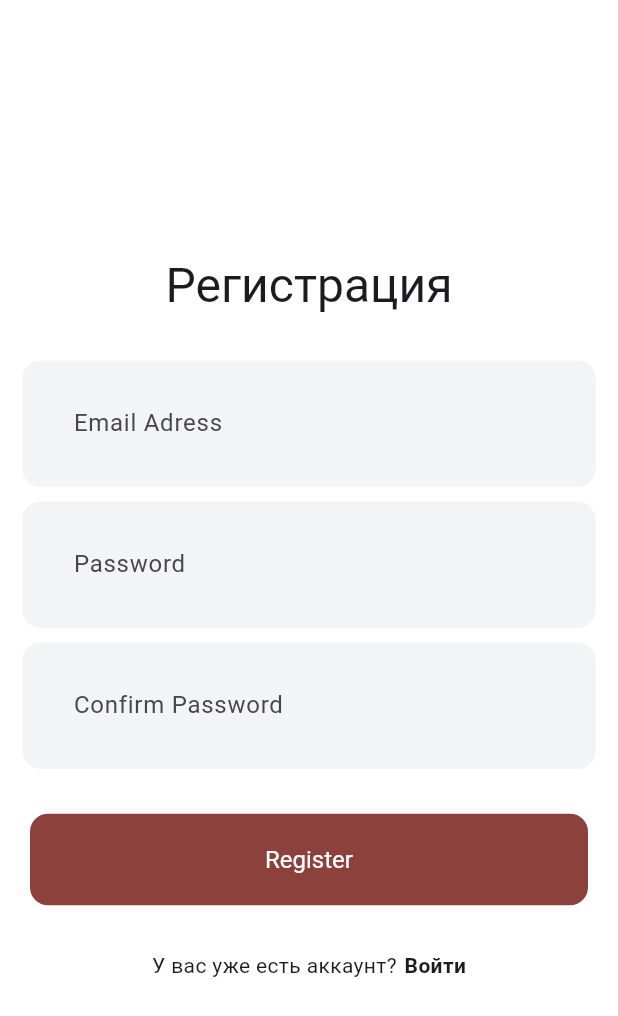
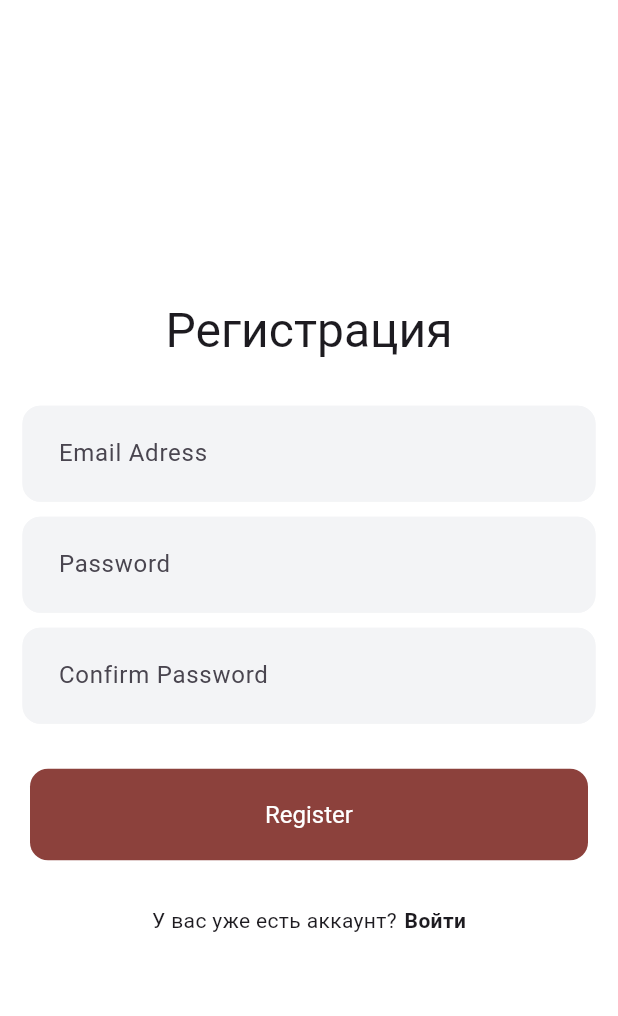
Before and after one commit to NursAIU/NursChat, a Flutter app: the screen it shows after launch, after a tap on "Зарегистрироваться", on a phone screen of 412 x 824 dp. Shown: the top 1016 px of the screen. Run offline on Flutter 3.47's test engine with Material 3 defaults, Android fonts, the phone set to English and light mode, and no system bars; our stand-ins replace cloud_firestore, firebase_auth, firebase_core, google_fonts; accounts and stored records are empty; generated files the repository leaves out were written again; network calls fail.

Commit message:
7 commit => почти готова нету голосовое сообщение

```diff
--- a/lib/screens/HomeScreen.dart
+++ b/lib/screens/HomeScreen.dart
@@ -59,7 +59,7 @@ class HomeScreen extends StatelessWidget {
           text: userData["email"],
           onTap: () {
             Navigator.push(
-                context, MaterialPageRoute(builder: (context) => ChatScreen(receiverEmail: userData["email"],)));
+                context, MaterialPageRoute(builder: (context) => ChatScreen(receiverEmail: userData["email"], receiverID: userData["uid"],)));
           });
     } else {
       return Container();
--- a/lib/screens/LoginScreen.dart
+++ b/lib/screens/LoginScreen.dart
@@ -36,9 +36,15 @@ class LoginScreen extends StatelessWidget {
           children: [
             Text(nLoginWelcome, style: Theme.of(context).textTheme.headlineLarge?.copyWith(fontSize: 26)),
             const SizedBox(height: 30),
-            MyTextField(hintText: nEmailAddress, obscureText: false, controller: _emailController),
+            Padding(
+              padding: const EdgeInsets.symmetric(horizontal: 15.0),
+              child: MyTextField(hintText: nEmailAddress, obscureText: false, controller: _emailController),
+            ),
             const SizedBox(height: 10),
-            MyTextField(hintText: nPassword, obscureText: true, controller: _passwordController),
+            Padding(
+              padding: const EdgeInsets.symmetric(horizontal: 15.0),
+              child: MyTextField(hintText: nPassword, obscureText: true, controller: _passwordController),
+            ),
             const SizedBox(height: 30),
             MyButton(text: nLoginText,color: nWhiteColor, fontSize: 16, onTap: () => login(context)),
             const SizedBox(height: 30),
--- a/lib/screens/RegisterScreen.dart
+++ b/lib/screens/RegisterScreen.dart
@@ -49,22 +49,31 @@ class RegisterScreen extends StatelessWidget {
                   style: Theme.of(context).textTheme.headlineLarge,
                 ),
                 const SizedBox(height: 30),
-                MyTextField(
+                Padding(
+                  padding: const EdgeInsets.symmetric(horizontal: 15.0),
+                  child: MyTextField(
                     hintText: nEmailAddress,
                     obscureText: false,
                     controller: _emailController,
                   ),
+                ),
                 const SizedBox(height: 10),
-                MyTextField(
+                Padding(
+                  padding: const EdgeInsets.symmetric(horizontal: 15.0),
+                  child: MyTextField(
                     hintText: nPassword,
                     obscureText: true,
                     controller: _passwordController,
                   ),
+                ),
                 const SizedBox(height: 10),
-                MyTextField(
+                Padding(
+                  padding: const EdgeInsets.symmetric(horizontal: 15.0),
+                  child: MyTextField(
                     hintText: nConfirmPassword,
                     obscureText: true,
                     controller: _confirmController,
+                  ),
                 ),
                 const SizedBox(height: 30),
                 MyButton(
--- a/lib/screens/chat/ChatService.dart
+++ b/lib/screens/chat/ChatService.dart
@@ -1,4 +1,3 @@
-import 'dart:js_interop';
 import 'package:cloud_firestore/cloud_firestore.dart';
 import 'package:firebase_auth/firebase_auth.dart';
 import 'package:nurschat/models/Message.dart';
@@ -23,8 +22,8 @@ class ChatService {
     final Timestamp timestamp = Timestamp.now();
 
     Message newMessage = Message(
-        senderID: currentUserEmail,
-        senderEmail: currentUserID,
+        senderID: currentUserID,
+        senderEmail: currentUserEmail,
         receiverID: receiverID,
         message: message,
         timestamp: timestamp);
--- a/lib/widgets/MyTextField.dart
+++ b/lib/widgets/MyTextField.dart
@@ -6,17 +6,17 @@ class MyTextField extends StatelessWidget {
   final String hintText;
   final bool obscureText;
   final TextEditingController controller;
-  const MyTextField({super.key, required this.hintText, required this.obscureText, required this.controller});
+  final FocusNode? focusNode;
+  const MyTextField({super.key, required this.hintText, required this.obscureText, required this.controller, this.focusNode});
 
   @override
   Widget build(BuildContext context) {
-    return Padding(
-      padding: const EdgeInsets.symmetric(horizontal: 15.0),
-      child: TextField(
+    return TextField(
         obscureText: obscureText,
         controller: controller,
+        focusNode: focusNode,
         decoration: InputDecoration(
-          contentPadding: EdgeInsets.all(30.0),
+          contentPadding: EdgeInsets.all(20.0),
           fillColor: nTextFieldColor,
           filled: true,
           hintText: hintText,
@@ -34,7 +34,6 @@ class MyTextField extends StatelessWidget {
           ),
 
         ),
-      ),
     );
   }
 }
```
Also changed, not shown: lib/screens/ChatScreen.dart (+149 -3 lines), lib/widgets/ChatBubble.dart (added, +23 -0 lines). Lines whose indentation alone changed are shown as unchanged.
